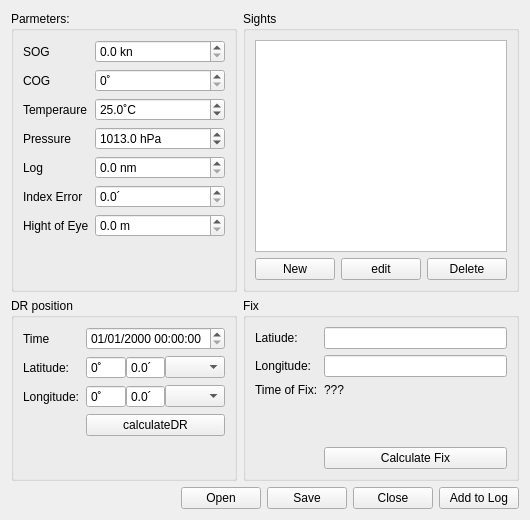
rodegerdts/QPlogbook, file src/ui/cellnav.ui: the form before one commit.
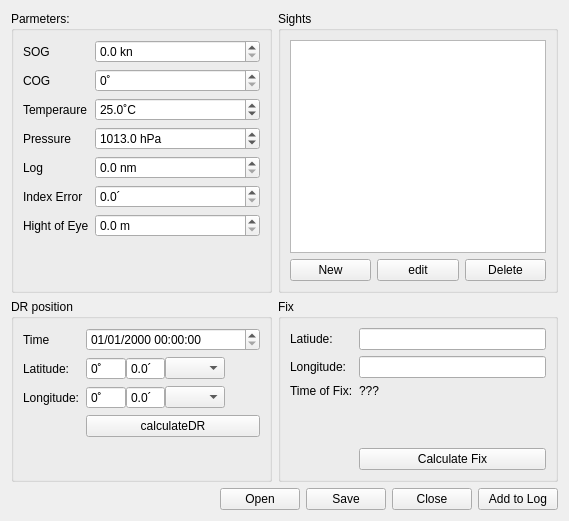
The form after the commit.

Patch:
```diff
--- a/src/ui/cellnav.ui
+++ b/src/ui/cellnav.ui
@@ -6,8 +6,8 @@
    <rect>
     <x>0</x>
     <y>0</y>
-    <width>528</width>
-    <height>520</height>
+    <width>569</width>
+    <height>521</height>
    </rect>
   </property>
   <property name="windowTitle">
@@ -461,7 +461,14 @@
        </property>
        <layout class="QVBoxLayout" name="verticalLayout_2">
         <item>
-         <widget class="QListView" name="listView_sights"/>
+         <widget class="QListView" name="listView_sights">
+          <property name="minimumSize">
+           <size>
+            <width>250</width>
+            <height>0</height>
+           </size>
+          </property>
+         </widget>
         </item>
         <item>
          <layout class="QHBoxLayout" name="horizontalLayout_3">
```
